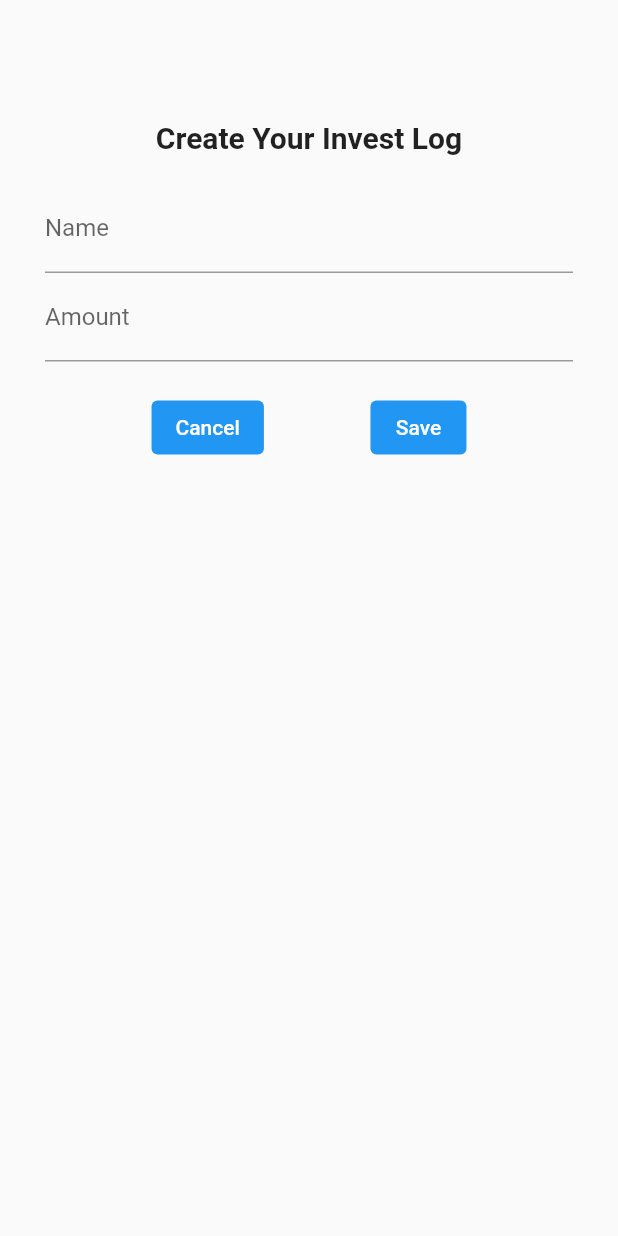
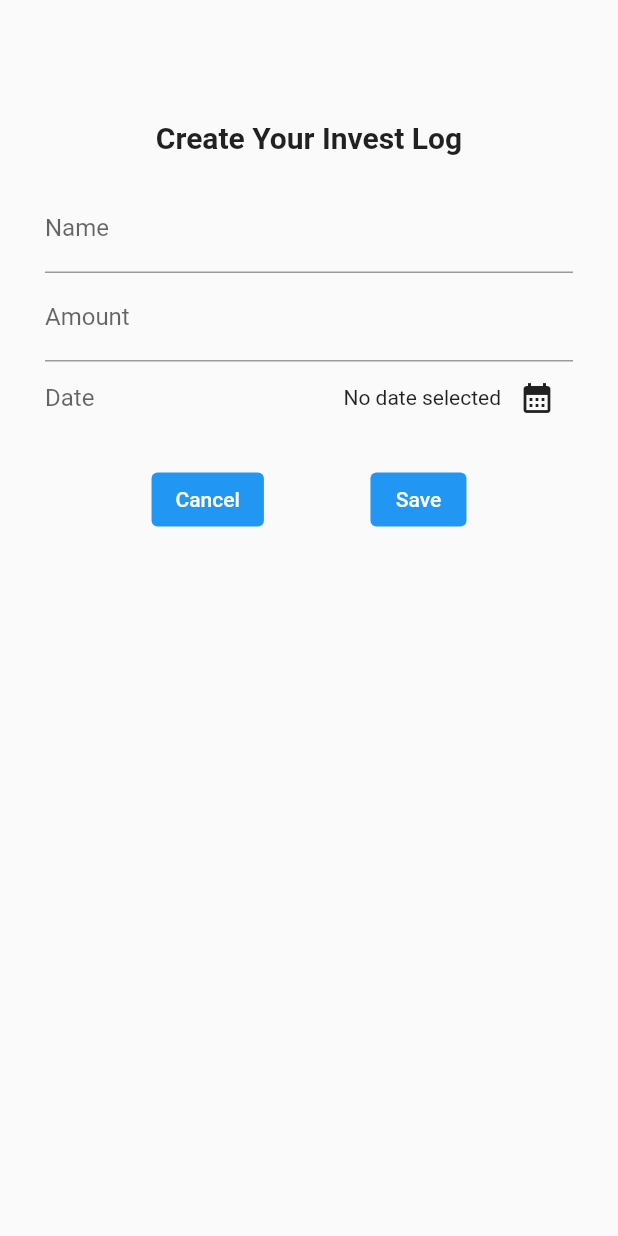
Before and after one commit to AnJasid/track_my_crypto, a Flutter app: the AddScreen screen opened directly, after a tap on the "add" icon, on a phone screen of 412 x 824 dp. Run offline on Flutter 3.47's test engine with Material 2 defaults, Android fonts, the phone set to English and light mode, and no system bars.

Commit message:
Updated ModalBottomSheet, registered amount and date

```diff
--- a/lib/components/bottom_navigation.dart
+++ b/lib/components/bottom_navigation.dart
@@ -46,7 +46,7 @@ class _BottomNavigationState extends State<BottomNavigation> {
             label: 'Dashboard',
           ),
           BottomNavigationBarItem(
-            icon: Icon(Icons.playlist_add),
+            icon: Icon(Icons.add_box),
             label: 'Add',
           ),
           BottomNavigationBarItem(
--- a/lib/screens/add_screen/add_screen.dart
+++ b/lib/screens/add_screen/add_screen.dart
@@ -29,12 +29,20 @@ class _AddScreenState extends State<AddScreen> {
 
   @override
   Widget build(BuildContext context) {
+    Widget mainContent = const Center(
+      child: Text('No Crypto investment found. Start adding some!'),
+    );
+
+    if (_registeredInvest.isNotEmpty) {
+      mainContent = InvestList(invest: _registeredInvest);
+    }
+
     return Scaffold(
       appBar: AppBar(
         elevation: 0,
         title: const Text('Investment Logs'),
       ),
-      body: InvestList(invest: _registeredInvest),
+      body: mainContent,
       floatingActionButton: FloatingActionButton(
         elevation: 0,
         onPressed: _showAddInvestOverlay,
--- a/lib/screens/add_screen/models/invest.dart
+++ b/lib/screens/add_screen/models/invest.dart
@@ -1,4 +1,19 @@
+import 'package:intl/intl.dart';
+
+final formatter = DateFormat.yMd();
+
 class Invest {
-  String name;
-  Invest({required this.name});
+  final String name;
+  final double amount;
+  final DateTime date;
+
+  Invest({
+    required this.name,
+    required this.amount,
+    required this.date,
+  });
+
+  String get formattedDate {
+    return formatter.format(date);
+  }
 }
--- a/lib/screens/add_screen/widgets/add_invest_modal.dart
+++ b/lib/screens/add_screen/widgets/add_invest_modal.dart
@@ -1,4 +1,5 @@
 import 'package:flutter/material.dart';
+import 'package:track_my_crypto/screens/add_screen/models/invest.dart';
 import 'package:track_my_crypto/screens/add_screen/models/invest.dart';
 
 class AddInvestModal extends StatefulWidget {
@@ -16,6 +17,7 @@ class AddInvestModal extends StatefulWidget {
 class _AddInvestModalState extends State<AddInvestModal> {
   final _nameController = TextEditingController();
   final _amountController = TextEditingController();
+  DateTime? _selectedDate;
 
   @override
   void dispose() {
@@ -24,8 +26,26 @@ class _AddInvestModalState extends State<AddInvestModal> {
     super.dispose();
   }
 
+  void _presentDatePicker() async {
+    final now = DateTime.now();
+    final firstDate = DateTime(now.year - 1, now.month, now.day);
+    final pickedDate = await showDatePicker(
+      context: context,
+      initialDate: now,
+      firstDate: firstDate,
+      lastDate: now,
+    );
+    setState(() {
+      _selectedDate = pickedDate;
+    });
+  }
+
   void _submitInvestData() {
-    if (_nameController.text.trim().isEmpty) {
+    final enteredAmount = double.tryParse(_amountController.text);
+    final amountIsInvalid = enteredAmount == null || enteredAmount <= 0;
+    if (_nameController.text.trim().isEmpty ||
+        amountIsInvalid ||
+        _selectedDate == null) {
       // show error message
       showDialog(
         context: context,
@@ -47,6 +67,8 @@ class _AddInvestModalState extends State<AddInvestModal> {
     widget.onAddInvest(
       Invest(
         name: _nameController.text,
+        amount: enteredAmount,
+        date: _selectedDate!,
       ),
     );
     Navigator.pop(context);
@@ -81,6 +103,35 @@ class _AddInvestModalState extends State<AddInvestModal> {
               prefixText: '₱ ',
             ),
           ),
+          Row(
+            children: [
+              const Expanded(
+                child: TextField(
+                  decoration: InputDecoration(
+                    border: InputBorder.none,
+                    hintText: 'Date',
+                  ),
+                ),
+              ),
+              Expanded(
+                child: Row(
+                  mainAxisAlignment: MainAxisAlignment.end,
+                  crossAxisAlignment: CrossAxisAlignment.center,
+                  children: [
+                    Text(
+                      _selectedDate == null
+                          ? 'No date selected'
+                          : formatter.format(_selectedDate!),
+                    ),
+                    IconButton(
+                      onPressed: _presentDatePicker,
+                      icon: const Icon(Icons.calendar_month),
+                    ),
+                  ],
+                ),
+              )
+            ],
+          ),
           const SizedBox(height: 20),
           Row(
             mainAxisAlignment: MainAxisAlignment.spaceEvenly,
--- a/lib/screens/add_screen/widgets/invest_item.dart
+++ b/lib/screens/add_screen/widgets/invest_item.dart
@@ -15,6 +15,12 @@ class InvestItem extends StatelessWidget {
           title: Text(
             investData.name.toString(),
           ),
+          subtitle: Text(
+            investData.formattedDate,
+          ),
+          trailing: Text(
+            '₱${investData.amount.toStringAsFixed(2)}',
+          ),
         ),
       ),
     );
--- a/pubspec.yaml
+++ b/pubspec.yaml
@@ -37,6 +37,7 @@ dependencies:
   # Use with the CupertinoIcons class for iOS style icons.
   cupertino_icons: ^1.0.2
   google_fonts: ^5.1.0
+  intl: ^0.18.1
 
 dev_dependencies:
   flutter_test:
```
Also changed, not shown: lib/screens/settings_screen.dart (+6 -1 lines).
